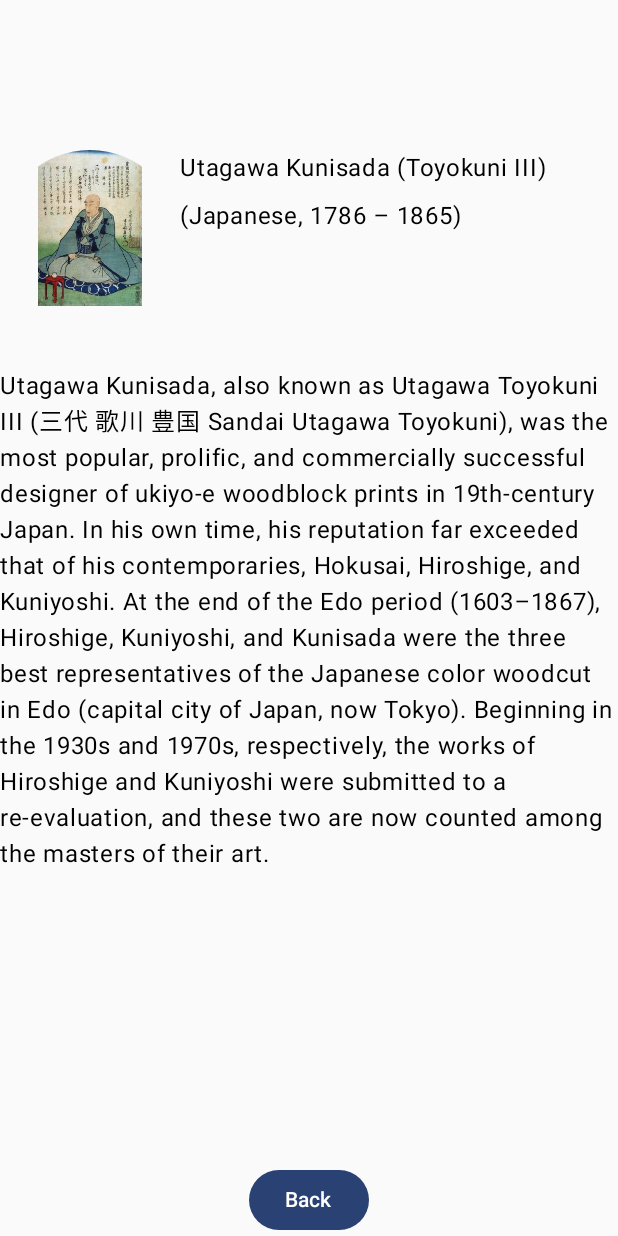
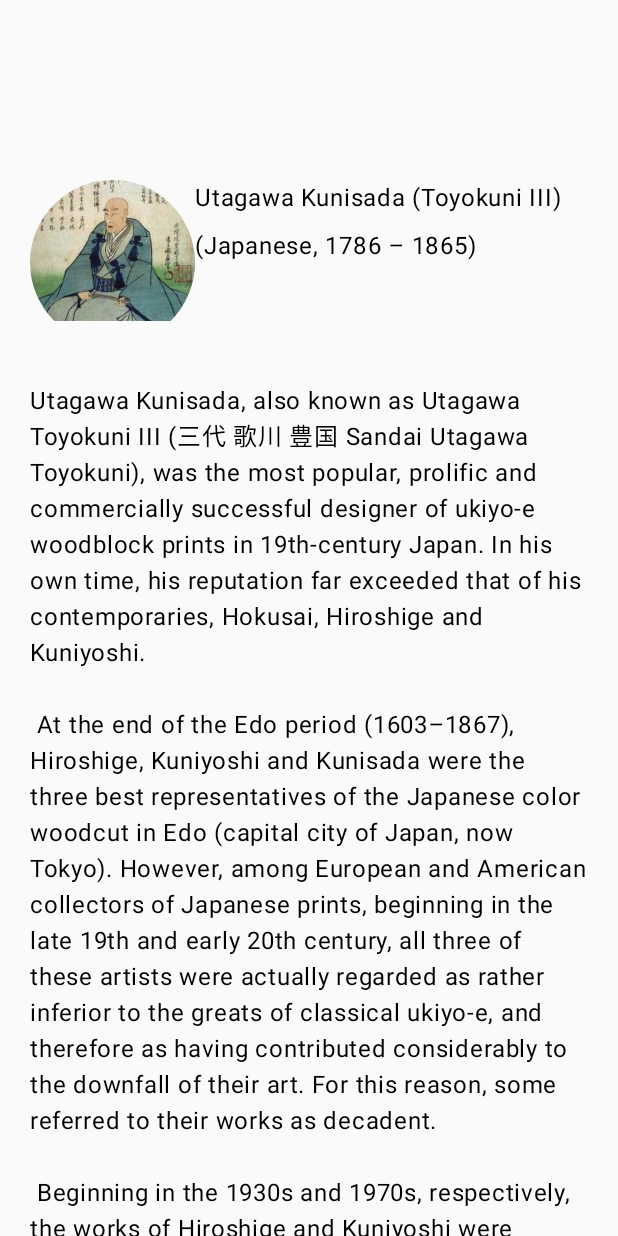
Before and after one commit to rowby7/Artwork-app, an Android app built with Jetpack Compose: the screen it shows after launch (MainActivity), after a tap on "Actor Ichimura Buzaemon", on a phone screen of 412 x 824 dp. Run offline under Robolectric (Android 15) with nearby library versions, the phone set to English and light mode, and no system bars; 1 other tap on this screen came first.

Commit message:
update 2

```diff
--- a/app/src/main/java/com/example/artwork/MainActivity.kt
+++ b/app/src/main/java/com/example/artwork/MainActivity.kt
@@ -39,8 +39,15 @@ import com.example.artwork.model.Art
 import com.example.artwork.ui.theme.ArtworkTheme
 import androidx.compose.ui.Modifier
 import androidx.compose.ui.draw.clip
+import androidx.compose.ui.layout.ContentScale
+import androidx.compose.ui.text.font.FontWeight
 import androidx.compose.ui.unit.dp
 import androidx.compose.ui.unit.sp
+
+//Rowby Villanueva
+//Android Project 1
+//Artwork app
+//03/24/25
 
 
 class MainActivity : ComponentActivity() {
@@ -51,7 +58,6 @@ class MainActivity : ComponentActivity() {
 
             val navController = rememberNavController()
             ArtworkTheme {
-
                 NavHost(
                     navController = navController, startDestination = Screen.Home.route + "/{id}"
                 ){
@@ -82,33 +88,58 @@ class MainActivity : ComponentActivity() {
 }
 
 @Composable
-fun HomePage(navController: NavHostController){
-
+fun HomePage(navController: NavHostController) {
     var current by remember {
         mutableIntStateOf(
-            navController.currentBackStackEntry?.arguments?.getInt(
-                "id"
-            ) ?: 0
+            navController.currentBackStackEntry?.arguments?.getInt("id") ?: 0
         )
     }
     val art = ArtworkRepository.artworks[current]
-    Text(text = stringResource(art.artistBioId))
-Column(modifier = Modifier
-    .fillMaxWidth(),
+    Box(     //Box for the layout
+        modifier = Modifier
+            .fillMaxSize()
+            .padding(top = 100.dp)
+    ) {
+
+
+        Column(
+            modifier = Modifier
+                .fillMaxWidth()
+                .verticalScroll(rememberScrollState()),  //make a page scrollable
             horizontalAlignment = Alignment.CenterHorizontally
-){
-    ArtWall(navController, art, current)
+        ) {
 
-    ArtDescriptor(art)
-    ArtNavigation(current){
-        current = if (it !in 0..<ArtworkRepository.artworks.size) 0 else it
+            ArtWall(
+                navController = navController,
+                art = art,
+                current = current,
+                modifier = Modifier.padding(16.dp)
+            )
+
+
+            ArtDescriptor(
+                art = art,
+                modifier = Modifier.padding(16.dp) // Add spacing around descriptor
+            )
         }
 
+
+        ArtNavigation(
+            current = current,
+            move = { index ->
+                current = if (index !in 0 until ArtworkRepository.artworks.size) 0 else index
+            },
+            modifier = Modifier
+                .align(Alignment.BottomCenter) // Align the button to bottom center
+                .padding(16.dp)
+        )
     }
 }
 
+
+
 @Composable
-fun ArtWall(navController: NavHostController, art: Art, current: Int){
+fun ArtWall(navController: NavHostController, art: Art, current: Int, modifier: Modifier = Modifier){
 Column (
     modifier = Modifier
         .fillMaxWidth(),
@@ -117,50 +148,62 @@ Column (
     Image(
         painter = painterResource(art.artworkImageId),
         contentDescription = stringResource(art.titleId),
-        modifier = Modifier.clickable{
+        modifier = Modifier
+            .size(300.dp)
+            .clickable{ //makes the image clickable
                 navController.navigate(Screen.Artist.route + "/$current")
         })
 
-    Text(text = stringResource(art.artistId))
+
     }
 }
 
 @Composable
-fun ArtDescriptor(art: Art) {
+fun ArtDescriptor(art: Art, modifier: Modifier = Modifier) {
+Column(
+    horizontalAlignment = Alignment.CenterHorizontally
+) {
 
+    Text(text = stringResource(art.artistId),
+        fontWeight = FontWeight.Bold)
+    Row (
+        horizontalArrangement = Arrangement.spacedBy(8.dp)
+    ){
+    Text(text = stringResource(art.titleId))
+    Text(text = stringResource(art.yearId))
+            }
+        }
     }
 
 
 
 @Composable
-fun ArtNavigation(current: Int, move: (Int) -> Unit){
+fun ArtNavigation(current: Int, modifier: Modifier = Modifier, move: (Int) -> Unit) {
     Box(
         modifier = Modifier
             .fillMaxSize()
             .padding(16.dp),
         contentAlignment = Alignment.BottomCenter
     ) {
-        Row (
+        Row(
             horizontalArrangement = Arrangement.spacedBy(16.dp)
-        ){
+        ) {
             Button(
-                onClick = {
-                    move(current - 1)
-                }
+                onClick = { move(current - 1) },
+                enabled = current > 0
             ) {
                 Text(text = "Back")
             }
             Button(
-                onClick = {
-                    move(current + 1)
+                onClick = { move(current + 1) },
+                enabled = current < ArtworkRepository.artworks.size - 1
+            ) {
+                Text(text = "Next")
             }
-            ) {
-                Text(text = "Go")
         }
     }
 }
 
-}
 
 @Composable
 fun ArtistPage(navController: NavHostController) {
@@ -169,47 +212,43 @@ fun ArtistPage(navController: NavHostController) {
 
     Column(
         modifier = Modifier
-            .fillMaxSize(),
-
+            .fillMaxSize()
+            .verticalScroll(rememberScrollState())
+            .padding(20.dp),
         horizontalAlignment = Alignment.CenterHorizontally
     ) {
         Row(
-            modifier = Modifier.fillMaxWidth()
+            modifier = Modifier
+                .fillMaxWidth()
                 .padding(top = 100.dp, bottom = 25.dp)
         ) {
-        // Artist Image
             Image(
                 painter = painterResource(art.artistImageId),
                 contentDescription = stringResource(art.artistId),
                 modifier = Modifier
-                .size(120.dp) // Set the size of the image
+                    .size(110.dp)
                     .clip(CircleShape)
-                .padding(bottom = 16.dp) // Add spacing below the image
+                    .padding(bottom = 16.dp),
+                contentScale = ContentScale.Crop
             )
-        Column() {
-            //Artist Name
+            Column {
                 Text(
                     text = stringResource(art.artistId),
-                modifier = Modifier.padding(bottom = 8.dp) // Space below the name
+                    modifier = Modifier.padding(bottom = 8.dp)
                 )
-
-            // Artist Info (Lifespan and Nationality)
                 Text(
                     text = stringResource(art.artistInfoId),
-                modifier = Modifier.padding(bottom = 16.dp) // Space below the info
+                    modifier = Modifier.padding(bottom = 16.dp)
                 )
             }
         }
 
-        // Artist Bio (Single Paragraph)
         Text(
             text = stringResource(art.artistBioId),
             modifier = Modifier
-                .weight(1f) // Push the Back button to the bottom by taking up remaining space
-                .padding(bottom = 16.dp) // Space below the bio
+                .padding(bottom = 16.dp)
         )
 
-        // Back Button
         Button(
             onClick = { navController.navigate(Screen.Home.route + "/$id") },
             modifier = Modifier.align(Alignment.CenterHorizontally)
@@ -220,17 +259,15 @@ fun ArtistPage(navController: NavHostController) {
 }
 
 
+
 @Composable
 fun ArtistProfile(art: Art){
-
-    // TODO: Artist Page Section A
 
         Text(text = stringResource(art.artistId))
 }
 
 @Composable
 fun ArtistBio(bioId: Int){
-
     Text(text = stringResource(id = bioId))
 }
 
--- a/app/src/main/res/values/strings.xml
+++ b/app/src/main/res/values/strings.xml
@@ -5,13 +5,13 @@
     <string name="art_1_artist">Vincent Van Gogh</string>
     <string name="art_1_artist_info">(Dutch, 1853 - 1890)</string>
     <string name="art_1_title">The Starry Night</string>
-    <string name="art_1_year">1889</string>
+    <string name="art_1_year">(1889)</string>
     <string name="art_1_description">The Starry Night by Vincent van Gogh</string>
     <string name="art_1_artist_bio">
-        Vincent Willem van Gogh was a Dutch post-impressionist painter who posthumously became one of the most famous and influential figures in the history of Western art.
+        Vincent Willem van Gogh was a Dutch post-impressionist painter who posthumously became one of the most famous and influential figures in the history of Western art. In a decade, he created about 2,100 artworks, including around 860 oil paintings, most of which date from the last two years of his life. They include landscapes, still lifes, portraits and self-portraits, and are characterised by bold colours and dramatic, impulsive and expressive brushwork that contributed to the foundations of modern art. He was not commercially successful, and his suicide at 37 came after years of mental illness, depression and poverty.\n\n
 
-        Born into an upper-middle-class family, Van Gogh drew as a child and was serious, quiet, and thoughtful. As a young man, he worked as an art dealer, often travelling, but became depressed after he was transferred to London.
 
+        Born into an upper-middle-class family, Van Gogh drew as a child and was serious, quiet, and thoughtful. As a young man he worked as an art dealer, often travelling, but became depressed after he was transferred to London. He turned to religion and spent time as a Protestant missionary in southern Belgium. He drifted in ill health and solitude before taking up painting in 1881, having moved back home with his parents. His younger brother Theo supported him financially, and the two kept a long correspondence by letter. His early works, mostly still lifes and depictions of peasant labourers, contain few signs of the vivid colour that distinguished his later work. In 1886, he moved to Paris, where he met members of the avant-garde, including Émile Bernard and Paul Gauguin, who were reacting against the Impressionist sensibility. As his work developed he created a new approach to still lifes and local landscapes. His paintings grew brighter in colour as he developed a style that became fully realised during his stay in Arles in the south of France in 1888. During this period he broadened his subject matter to include series of olive trees, wheat fields and sunflowers.\n\n
         Van Gogh suffered from psychotic episodes and delusions, and though he worried about his mental stability, he often neglected his physical health, did not eat properly, and drank heavily.
 
         Van Gogh was unsuccessful during his lifetime, and he was considered a madman and a failure.
@@ -21,37 +21,42 @@
     <string name="art_2_artist">Utagawa Kunisada (Toyokuni III)</string>
     <string name="art_2_artist_info">(Japanese, 1786 – 1865)</string>
     <string name="art_2_title">Actor Ichimura Buzaemon</string>
-    <string name="art_2_year">19th century</string>
+    <string name="art_2_year">(19th century)</string>
     <string name="art_2_description">Actor Ichimura Buzaemon by Utagawa Kunisada</string>
     <string name="art_2_artist_bio">
-        Utagawa Kunisada, also known as Utagawa Toyokuni III (三代 歌川 豊国 Sandai Utagawa Toyokuni), was the most popular, prolific, and commercially successful designer of ukiyo-e woodblock prints in 19th-century Japan. In his own time, his reputation far exceeded that of his contemporaries, Hokusai, Hiroshige, and Kuniyoshi.
 
-        At the end of the Edo period (1603–1867), Hiroshige, Kuniyoshi, and Kunisada were the three best representatives of the Japanese color woodcut in Edo (capital city of Japan, now Tokyo).
+        Utagawa Kunisada, also known as Utagawa Toyokuni III (三代 歌川 豊国 Sandai Utagawa Toyokuni), was the most popular, prolific and commercially successful designer of ukiyo-e woodblock prints in 19th-century Japan. In his own time, his reputation far exceeded that of his contemporaries, Hokusai, Hiroshige and Kuniyoshi.\n\n
+
+        At the end of the Edo period (1603–1867), Hiroshige, Kuniyoshi and Kunisada were the three best representatives of the Japanese color woodcut in Edo (capital city of Japan, now Tokyo). However, among European and American collectors of Japanese prints, beginning in the late 19th and early 20th century, all three of these artists were actually regarded as rather inferior to the greats of classical ukiyo-e, and therefore as having contributed considerably to the downfall of their art. For this reason, some referred to their works as "decadent".\n\n
 
         Beginning in the 1930s and 1970s, respectively, the works of Hiroshige and Kuniyoshi were submitted to a re-evaluation, and these two are now counted among the masters of their art.
     </string>
+
 
     <!-- Edvard Munch -->
     <string name="art_3_artist">Edvard Munch</string>
     <string name="art_3_artist_info">(Norwegian, 1863 - 1944)</string>
     <string name="art_3_title">Liggende akt</string>
-    <string name="art_3_year">1919</string>
+    <string name="art_3_year">(1919)</string>
     <string name="art_3_description">Liggende akt by Edvard Munch</string>
     <string name="art_3_artist_bio">
-        Edvard Munch was a Norwegian painter. His best known work, The Scream, has become one of the iconic images of world art.
 
-        His childhood was overshadowed by illness, bereavement, and the dread of inheriting a mental condition that ran in the family. Studying at the Royal School of Art and Design in Kristiania (today\'s Oslo), Munch began to live a bohemian life under the influence of the nihilist Hans Jæger, who urged him to paint his own emotional and psychological state (\'soul painting\').
+        Edvard Munch was a Norwegian painter. His best known work, The Scream, has become one of the iconic images of world art.\n\n
 
-        Travel brought new influences and outlets. In Paris, he learned much from Paul Gauguin, Vincent van Gogh, and Henri de Toulouse-Lautrec, especially their use of colour. In Berlin, he met the Swedish dramatist August Strindberg.
+        His childhood was overshadowed by illness, bereavement and the dread of inheriting a mental condition that ran in the family. Studying at the Royal School of Art and Design in Kristiania (today\'s Oslo), Munch began to live a bohemian life under the influence of the nihilist Hans Jæger, who urged him to paint his own emotional and psychological state (\'soul painting\'). From this emerged his distinctive style.\n\n
 
-        The Scream was conceived in Kristiania. According to Munch, he was out walking at sunset, when he \'heard the enormous, infinite scream of nature\'.
+        Travel brought new influences and outlets. In Paris, he learned much from Paul Gauguin, Vincent van Gogh and Henri de Toulouse-Lautrec, especially their use of colour. In Berlin, he met the Swedish dramatist August Strindberg, whom he painted, as he embarked on his major canon The Frieze of Life, depicting a series of deeply-felt themes such as love, anxiety, jealousy and betrayal, steeped in atmosphere.\n\n
+
+        The Scream was conceived in Kristiania. According to Munch, he was out walking at sunset, when he \'heard the enormous, infinite scream of nature\'. The painting\'s agonised face is widely identified with the angst of the modern person. Between 1893 and 1910, he made two painted versions and two in pastels, as well as a number of prints.
+
     </string>
+
 
     <!-- Albert Muller -->
     <string name="art_4_artist">Albert Muller</string>
     <string name="art_4_artist_info">(Swiss, 1897 - 1926)</string>
     <string name="art_4_title">Rest Outdoors</string>
-    <string name="art_4_year">1921</string>
+    <string name="art_4_year">(1921)</string>
     <string name="art_4_description">Rest Outdoors by Albert Müller</string>
     <string name="art_4_artist_bio">
         Albert Muller was a Swiss Expressionist painter, glass artist, draftsman, graphic artist, and sculptor.
@@ -64,14 +69,16 @@
     <!-- John Gould -->
     <string name="art_5_artist">John Gould</string>
     <string name="art_5_artist_info">(English, 1804-1881)</string>
-    <string name="art_5_title">A monograph of the Trogonidae or family of trogons</string>
-    <string name="art_5_year">1835</string>
+    <string name="art_5_title">A monograph of the Trogonidae</string>
+    <string name="art_5_year">(1835)</string>
     <string name="art_5_description">A monograph of the Trogonidae or family of trogons by John Gould</string>
     <string name="art_5_artist_bio">
-        John Gould FRS was an English ornithologist. He published a number of monographs on birds, illustrated by plates produced by his wife, Elizabeth Gould, and several other artists, including Edward Lear, Henry Constantine Richter, Joseph Wolf, and William Matthew Hart. He has been considered the father of bird study in Australia, and the Gould League in Australia is named after him. His identification of the birds now nicknamed \"Darwin\'s finches\" played a role in the inception of Darwin\'s theory of evolution by natural selection.
+        John Gould FRS was an English ornithologist. He published a number of monographs on birds, illustrated by plates produced by his wife, Elizabeth Gould, and several other artists, including Edward Lear, Henry Constantine Richter, Joseph Wolf and William Matthew Hart. He has been considered the father of bird study in Australia and the Gould League in Australia is named after him. His identification of the birds now nicknamed "Darwin\'s finches" played a role in the inception of Darwin\'s theory of evolution by natural selection. Gould\'s work is referenced in Charles Darwin\'s book, On the Origin of Species.\n\n
 
-        Gould was born in Lyme Regis, the first son of a gardener. Both father and son probably had little education. The father obtained a position on an estate near Guildford, Surrey, and then in 1818 Gould Snr became foreman in the Royal Gardens of Windsor.
+        Gould was born in Lyme Regis, the first son of a gardener. Both father and son probably had little education. The father obtained a position on an estate near Guildford, Surrey, and then in 1818 Gould Snr became foreman in the Royal Gardens of Windsor. He was for some time under the care of J. T. Aiton, of the Royal Gardens of Windsor. The young Gould started training as a gardener, being employed under his father at Windsor from 1818 to 1824, and he was subsequently a gardener at Ripley Castle in Yorkshire. He became an expert in the art of taxidermy. In 1824 he set himself up in business in London as a taxidermist, and his skill helped him to become the first curator and preserver at the museum of the Zoological Society of London in 1827.\n\n
 
-        Gould\'s position brought him into contact with the country\'s leading naturalists. This meant that he was often the first to see new collections of birds given to the Zoological Society of London.
+Gould\'s position brought him into contact with the country\'s leading naturalists. This meant that he was often the first to see new collections of birds given to the Zoological Society of London. In 1830 a collection of birds arrived from the Himalayas, many not previously described. Gould published these birds in A Century of Birds from the Himalaya Mountains (1830–1832). The text was by Nicholas Aylward Vigors and the illustrations were drawn and lithographed by Gould\'s wife Elizabeth Coxen Gould. Most of Gould\'s work were rough sketches on paper from which other artists created the lithographic plates.\n\n
+
+This work was followed by four more in the next seven years, including Birds of Europe in five volumes. It was completed in 1837; Gould wrote the text, and his clerk, Edwin Prince, did the editing. The plates were drawn and lithographed by Elizabeth Coxen Gould. A few of the illustrations were made by Edward Lear as part of his Illustrations of the Family of Psittacidae in 1832. Lear, however, was in financial difficulty, and he sold the entire set of lithographs to Gould. The books were published in a very large size, imperial folio, with magnificent coloured plates. Eventually 41 of these volumes were published, with about 3000 plates. They appeared in parts at £3 3s. a number, subscribed for in advance, and in spite of the heavy expense of preparing the plates, Gould succeeded in making his ventures pay, realising a fortune. This was a busy period for Gould who also published Icones Avium in two parts containing 18 leaves of bird studies on 54 cm plates as a supplement to his previous works. No further monographs were published as in 1838 he and his wife moved to Australia to work on the Birds of Australia. Shortly after their return to England, his wife died in 1841. Elizabeth Gould completed 84 plates for Birds of Australia before her death.
     </string>
 </resources>
```
Lines whose indentation alone changed are shown as unchanged.
